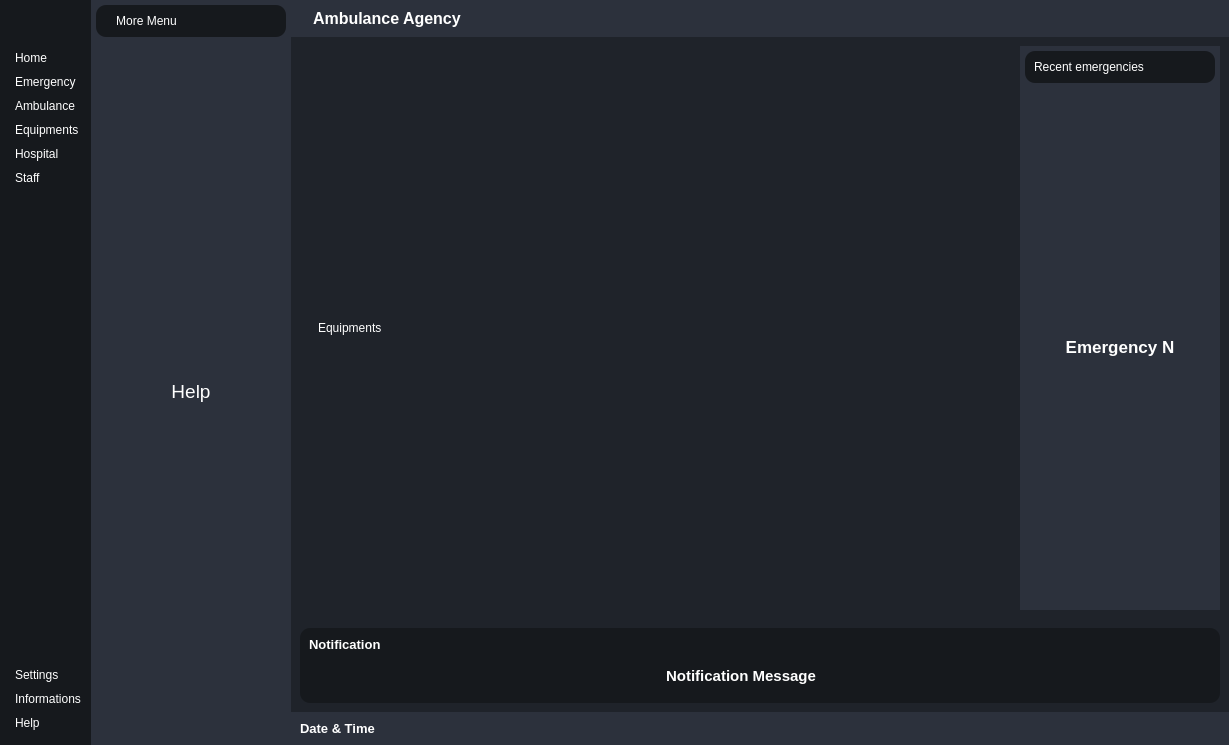
Before: the Qt Designer form mainwindow.ui in mohamedamor002/Ambulance-Agency, drawn with Qt 5.
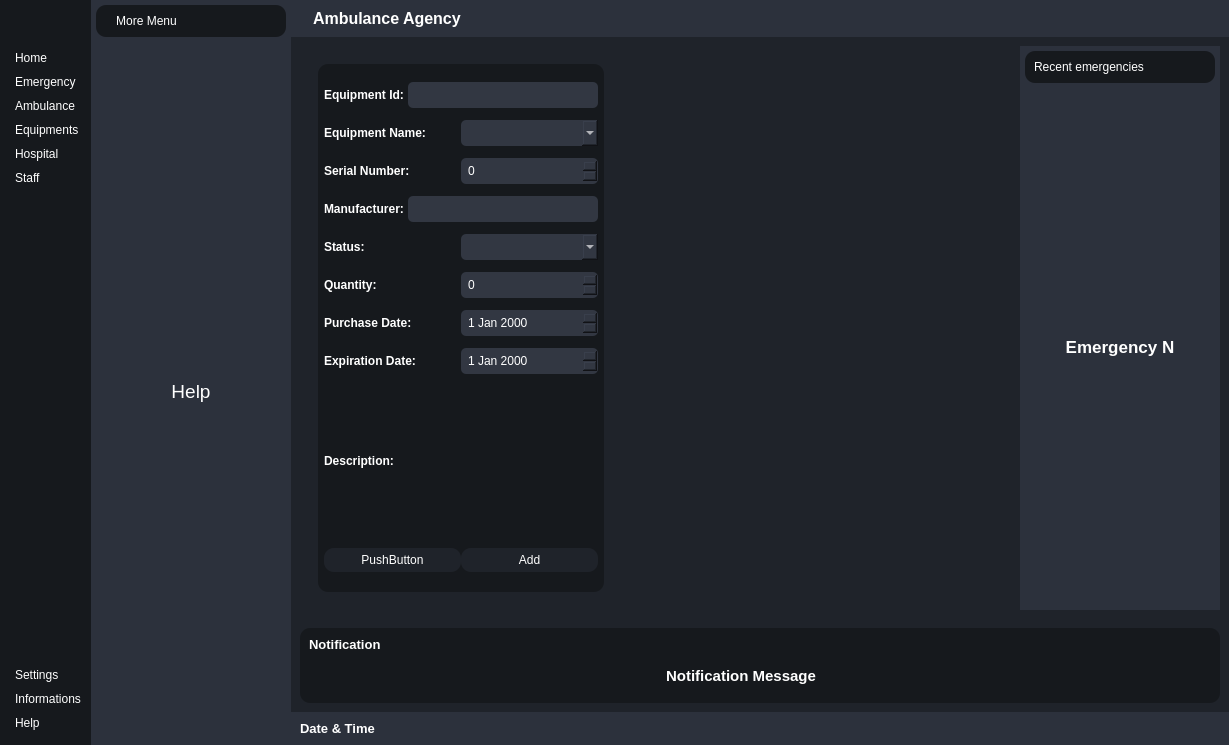
After: the same form once the commit is applied. The open tabs and pages were chosen to show the change. Icons and pictures are not drawn.

Commit message: Implementation of Equipment crud interface + Create Done without connect

```diff
--- a/mainwindow.ui
+++ b/mainwindow.ui
@@ -46,7 +46,7 @@
 
 background-color: #2c313c	;
 }
-#frame_4 , #frame_8 , #PopupNotificationSubContainer
+#frame_4 , #frame_8 , #PopupNotificationSubContainer, #frame_11
 {background-color: #16191d	;
 border-radius: 10px ;
 }
@@ -56,6 +56,77 @@
 }</string>
   </property>
   <widget class="QWidget" name="centralwidget">
+   <property name="styleSheet">
+    <string notr="true">/* Button */
+QFrame#frame_11 QPushButton {
+    color: #fff;
+    background-color: rgb(31, 35, 42);
+    border-radius: 10px;
+    padding: 5px 10px;
+    text-align: center;
+    border: none;
+}
+
+QFrame#frame_11 QPushButton:hover {
+    background-color: rgb(50, 55, 66);
+}
+
+/* Line Edit */
+QFrame#frame_11 QLineEdit {
+    background-color: rgb(50, 55, 66);
+    border: none;
+    border-radius: 5px;
+    color: #fff;
+    padding: 5px;
+}
+
+/* Spin Box */
+QFrame#frame_11 QSpinBox {
+    background-color: rgb(50, 55, 66);
+    border: none;
+    border-radius: 5px;
+    color: #fff;
+    padding: 5px;
+}
+
+/* Combo Box */
+QFrame#frame_11 QComboBox {
+    background-color: rgb(50, 55, 66);
+    border: none;
+    border-radius: 5px;
+    color: #fff;
+    padding: 5px;
+    min-width: 6em;
+}
+
+QFrame#frame_11 QComboBox:editable {
+    background-color: rgb(50, 55, 66);
+}
+/* Date Edit */
+QFrame#frame_11 QDateEdit {
+    background-color: rgb(50, 55, 66);
+    border: none;
+    border-radius: 5px;
+    color: #fff;
+    padding: 5px;
+}
+
+QFrame#frame_11 QDateEdit::drop-down {
+    background-color: rgb(31, 35, 42);
+    border: none;
+    subcontrol-origin: padding;
+    subcontrol-position: top right;
+    width: 20px;
+}
+
+QFrame#frame_11 QDateEdit::down-arrow {
+    image: url(&quot;path/to/arrow/down.png&quot;);
+    width: 20px;
+    height: 20px;
+}
+
+</string>
+   </property>
    <layout class="QHBoxLayout" name="horizontalLayout">
     <property name="spacing">
      <number>0</number>
@@ -888,11 +959,267 @@
                 </layout>
                </widget>
                <widget class="QWidget" name="EquipPage">
-                <layout class="QVBoxLayout" name="verticalLayout_21">
+                <layout class="QHBoxLayout" name="horizontalLayout_13">
+                 <item alignment="Qt::AlignLeft">
+                  <widget class="QFrame" name="frame_11">
+                   <property name="sizePolicy">
+                    <sizepolicy hsizetype="Preferred" vsizetype="Preferred">
+                     <horstretch>0</horstretch>
+                     <verstretch>0</verstretch>
+                    </sizepolicy>
+                   </property>
+                   <property name="font">
+                    <font>
+                     <weight>50</weight>
+                     <bold>false</bold>
+                    </font>
+                   </property>
+                   <property name="tabletTracking">
+                    <bool>false</bool>
+                   </property>
+                   <property name="frameShape">
+                    <enum>QFrame::StyledPanel</enum>
+                   </property>
+                   <property name="frameShadow">
+                    <enum>QFrame::Raised</enum>
+                   </property>
+                   <layout class="QVBoxLayout" name="verticalLayout_21">
+                    <property name="spacing">
+                     <number>0</number>
+                    </property>
+                    <property name="leftMargin">
+                     <number>6</number>
+                    </property>
+                    <property name="topMargin">
+                     <number>6</number>
+                    </property>
+                    <property name="rightMargin">
+                     <number>6</number>
+                    </property>
+                    <property name="bottomMargin">
+                     <number>6</number>
+                    </property>
+                    <item>
+                     <layout class="QHBoxLayout" name="horizontalLayout_14">
+                      <item>
+                       <widget class="QLabel" name="label_16">
+                        <property name="font">
+                         <font>
+                          <weight>75</weight>
+                          <bold>true</bold>
+                         </font>
+                        </property>
+                        <property name="text">
+                         <string>Equipment Id: </string>
+                        </property>
+                       </widget>
+                      </item>
+                      <item>
+                       <widget class="QLineEdit" name="lineEditIdEquip"/>
+                      </item>
+                     </layout>
+                    </item>
+                    <item>
+                     <layout class="QHBoxLayout" name="horizontalLayout_15">
+                      <item>
+                       <widget class="QLabel" name="label_17">
+                        <property name="font">
+                         <font>
+                          <weight>75</weight>
+                          <bold>true</bold>
+                         </font>
+                        </property>
+                        <property name="text">
+                         <string>Equipment Name: </string>
+                        </property>
+                       </widget>
+                      </item>
+                      <item>
+                       <widget class="QComboBox" name="comboBoxNameEquip"/>
+                      </item>
+                     </layout>
+                    </item>
+                    <item>
+                     <layout class="QHBoxLayout" name="horizontalLayout_16">
+                      <item>
+                       <widget class="QLabel" name="label_18">
+                        <property name="font">
+                         <font>
+                          <weight>75</weight>
+                          <bold>true</bold>
+                         </font>
+                        </property>
+                        <property name="text">
+                         <string>Serial Number: </string>
+                        </property>
+                       </widget>
+                      </item>
+                      <item>
+                       <widget class="QSpinBox" name="spinBoxSerialEquip"/>
+                      </item>
+                     </layout>
+                    </item>
+                    <item>
+                     <layout class="QHBoxLayout" name="horizontalLayout_17">
+                      <item>
+                       <widget class="QLabel" name="label_19">
+                        <property name="font">
+                         <font>
+                          <weight>75</weight>
+                          <bold>true</bold>
+                         </font>
+                        </property>
+                        <property name="text">
+                         <string>Manufacturer: </string>
+                        </property>
+                       </widget>
+                      </item>
+                      <item>
+                       <widget class="QLineEdit" name="lineEditManufacEquip"/>
+                      </item>
+                     </layout>
+                    </item>
+                    <item>
+                     <layout class="QHBoxLayout" name="horizontalLayout_18">
+                      <item>
+                       <widget class="QLabel" name="label_20">
+                        <property name="font">
+                         <font>
+                          <weight>75</weight>
+                          <bold>true</bold>
+                         </font>
+                        </property>
+                        <property name="text">
+                         <string>Status: </string>
+                        </property>
+                       </widget>
+                      </item>
+                      <item>
+                       <widget class="QComboBox" name="comboBoxStatusEquip"/>
+                      </item>
+                     </layout>
+                    </item>
+                    <item>
+                     <layout class="QHBoxLayout" name="horizontalLayout_21">
+                      <item>
+                       <widget class="QLabel" name="label_23">
+                        <property name="font">
+                         <font>
+                          <weight>75</weight>
+                          <bold>true</bold>
+                         </font>
+                        </property>
+                        <property name="text">
+                         <string>Quantity: </string>
+                        </property>
+                       </widget>
+                      </item>
+                      <item>
+                       <widget class="QSpinBox" name="spinBoxQuantityEquip"/>
+                      </item>
+                     </layout>
+                    </item>
+                    <item>
+                     <layout class="QHBoxLayout" name="horizontalLayout_19">
+                      <item>
+                       <widget class="QLabel" name="label_21">
+                        <property name="font">
+                         <font>
+                          <weight>75</weight>
+                          <bold>true</bold>
+                         </font>
+                        </property>
+                        <property name="text">
+                         <string>Purchase Date: </string>
+                        </property>
+                       </widget>
+                      </item>
+                      <item>
+                       <widget class="QDateEdit" name="dateEditpEquip"/>
+                      </item>
+                     </layout>
+                    </item>
+                    <item>
+                     <layout class="QHBoxLayout" name="horizontalLayout_20">
+                      <item>
+                       <widget class="QLabel" name="label_22">
+                        <property name="font">
+                         <font>
+                          <weight>75</weight>
+                          <bold>true</bold>
+                         </font>
+                        </property>
+                        <property name="text">
+                         <string>Expiration Date: </string>
+                        </property>
+                       </widget>
+                      </item>
+                      <item>
+                       <widget class="QDateEdit" name="dateEditeEquip"/>
+                      </item>
+                     </layout>
+                    </item>
+                    <item>
+                     <layout class="QHBoxLayout" name="horizontalLayout_22">
+                      <item>
+                       <widget class="QLabel" name="label_24">
+                        <property name="maximumSize">
+                         <size>
+                          <width>120</width>
+                          <height>18</height>
+                         </size>
+                        </property>
+                        <property name="font">
+                         <font>
+                          <weight>75</weight>
+                          <bold>true</bold>
+                         </font>
+                        </property>
+                        <property name="text">
+                         <string>Description: </string>
+                        </property>
+                       </widget>
+                      </item>
+                      <item>
+                       <widget class="QPlainTextEdit" name="plainTextEditInfoEquip">
+                        <property name="maximumSize">
+                         <size>
+                          <width>200</width>
+                          <height>150</height>
+                         </size>
+                        </property>
+                       </widget>
+                      </item>
+                     </layout>
+                    </item>
+                    <item>
+                     <layout class="QHBoxLayout" name="horizontalLayout_23">
+                      <item>
+                       <widget class="QPushButton" name="pushButton">
+                        <property name="text">
+                         <string>PushButton</string>
+                        </property>
+                       </widget>
+                      </item>
+                      <item>
+                       <widget class="QPushButton" name="AddEquipBtn">
+                        <property name="text">
+                         <string>Add</string>
+                        </property>
+                       </widget>
+                      </item>
+                     </layout>
+                    </item>
+                   </layout>
+                  </widget>
+                 </item>
                  <item>
-                  <widget class="QLabel" name="label_16">
-                   <property name="text">
-                    <string>Equipments</string>
+                  <widget class="QFrame" name="frame_12">
+                   <property name="sizePolicy">
+                    <sizepolicy hsizetype="Expanding" vsizetype="Expanding">
+                     <horstretch>0</horstretch>
+                     <verstretch>0</verstretch>
+                    </sizepolicy>
                    </property>
                   </widget>
                  </item>
```
Left out of the diff: 79 changed lines with no effect on the pictures. The commit also changes 27 other files.
